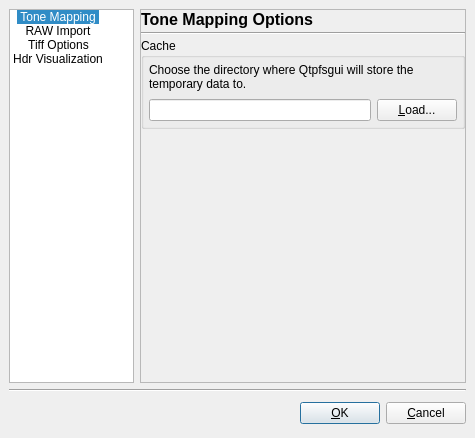
Old version of the form forms/options.ui in the repository LuminanceHDR/LuminanceHDR.
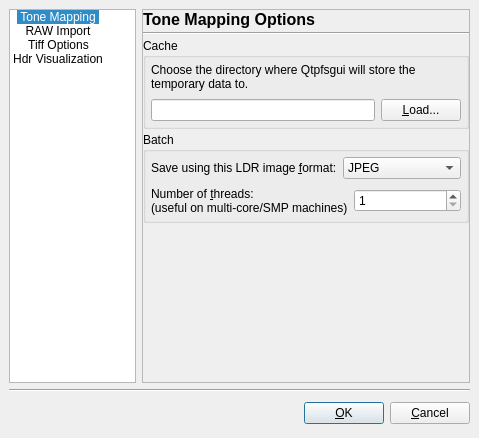
New version of the form. Icons and pictures are not drawn.

Commit message: added batch in forms dir added batch options in options panel

```diff
--- a/forms/options.ui
+++ b/forms/options.ui
@@ -5,7 +5,7 @@
    <rect>
     <x>0</x>
     <y>0</y>
-    <width>475</width>
+    <width>479</width>
     <height>438</height>
    </rect>
   </property>
@@ -34,7 +34,7 @@
       <widget class="QListWidget" name="OptionListWidget" >
        <property name="sizePolicy" >
         <sizepolicy>
-         <hsizetype>3</hsizetype>
+         <hsizetype>4</hsizetype>
          <vsizetype>7</vsizetype>
          <horstretch>0</horstretch>
          <verstretch>0</verstretch>
@@ -42,16 +42,31 @@
        </property>
        <property name="minimumSize" >
         <size>
-         <width>123</width>
+         <width>127</width>
          <height>0</height>
         </size>
        </property>
+       <property name="maximumSize" >
+        <size>
+         <width>129</width>
+         <height>16777215</height>
+        </size>
+       </property>
        <property name="iconSize" >
         <size>
          <width>22</width>
          <height>22</height>
         </size>
        </property>
+       <property name="movement" >
+        <enum>QListView::Static</enum>
+       </property>
+       <property name="flow" >
+        <enum>QListView::LeftToRight</enum>
+       </property>
+       <property name="resizeMode" >
+        <enum>QListView::Adjust</enum>
+       </property>
        <property name="spacing" >
         <number>5</number>
        </property>
@@ -174,18 +189,12 @@
                <widget class="QLineEdit" name="lineEditTempPath" >
                 <property name="sizePolicy" >
                  <sizepolicy>
-                  <hsizetype>3</hsizetype>
+                  <hsizetype>7</hsizetype>
                   <vsizetype>0</vsizetype>
                   <horstretch>0</horstretch>
                   <verstretch>0</verstretch>
                  </sizepolicy>
                 </property>
-                <property name="maximumSize" >
-                 <size>
-                  <width>400</width>
-                  <height>16777215</height>
-                 </size>
-                </property>
                 <property name="readOnly" >
                  <bool>true</bool>
                 </property>
@@ -203,6 +212,112 @@
            </layout>
           </widget>
          </item>
+         <item>
+          <widget class="QGroupBox" name="groupBox_8" >
+           <property name="title" >
+            <string>Batch</string>
+           </property>
+           <layout class="QVBoxLayout" >
+            <property name="margin" >
+             <number>5</number>
+            </property>
+            <property name="spacing" >
+             <number>8</number>
+            </property>
+            <item>
+             <layout class="QHBoxLayout" >
+              <property name="margin" >
+               <number>0</number>
+              </property>
+              <property name="spacing" >
+               <number>6</number>
+              </property>
+              <item>
+               <widget class="QLabel" name="label_10" >
+                <property name="text" >
+                 <string>Save using this LDR image &amp;format:</string>
+                </property>
+                <property name="buddy" >
+                 <cstring>imageformat_comboBox</cstring>
+                </property>
+               </widget>
+              </item>
+              <item>
+               <widget class="QComboBox" name="imageformat_comboBox" >
+                <item>
+                 <property name="text" >
+                  <string>JPEG</string>
+                 </property>
+                </item>
+                <item>
+                 <property name="text" >
+                  <string>PNG</string>
+                 </property>
+                </item>
+                <item>
+                 <property name="text" >
+                  <string>PPM</string>
+                 </property>
+                </item>
+                <item>
+                 <property name="text" >
+                  <string>PBM</string>
+                 </property>
+                </item>
+                <item>
+                 <property name="text" >
+                  <string>BMP</string>
+                 </property>
+                </item>
+               </widget>
+              </item>
+             </layout>
+            </item>
+            <item>
+             <layout class="QHBoxLayout" >
+              <property name="margin" >
+               <number>0</number>
+              </property>
+              <property name="spacing" >
+               <number>6</number>
+              </property>
+              <item>
+               <widget class="QLabel" name="label_14" >
+                <property name="text" >
+                 <string>Number of &amp;threads:
+(useful on multi-core/SMP machines)</string>
+                </property>
+                <property name="wordWrap" >
+                 <bool>true</bool>
+                </property>
+                <property name="buddy" >
+                 <cstring>thread_spinBox</cstring>
+                </property>
+               </widget>
+              </item>
+              <item>
+               <widget class="QSpinBox" name="thread_spinBox" >
+                <property name="sizePolicy" >
+                 <sizepolicy>
+                  <hsizetype>5</hsizetype>
+                  <vsizetype>0</vsizetype>
+                  <horstretch>0</horstretch>
+                  <verstretch>0</verstretch>
+                 </sizepolicy>
+                </property>
+                <property name="maximum" >
+                 <number>10</number>
+                </property>
+                <property name="minimum" >
+                 <number>1</number>
+                </property>
+               </widget>
+              </item>
+             </layout>
+            </item>
+           </layout>
+          </widget>
+         </item>
          <item>
           <spacer>
            <property name="orientation" >
```
Left out of the diff: 20 changed lines with no effect on the pictures. The commit also changes 3 other files.
